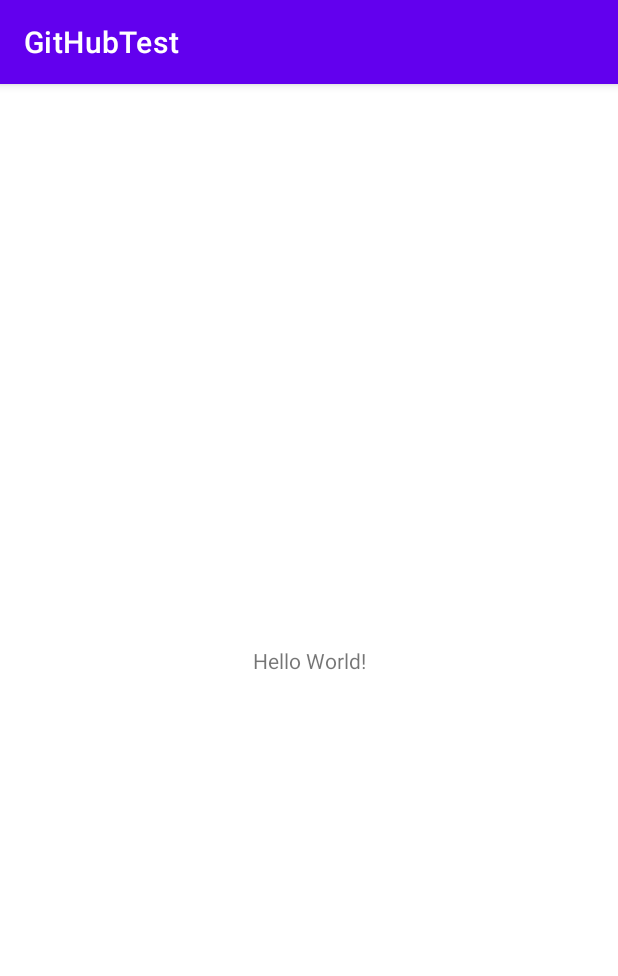
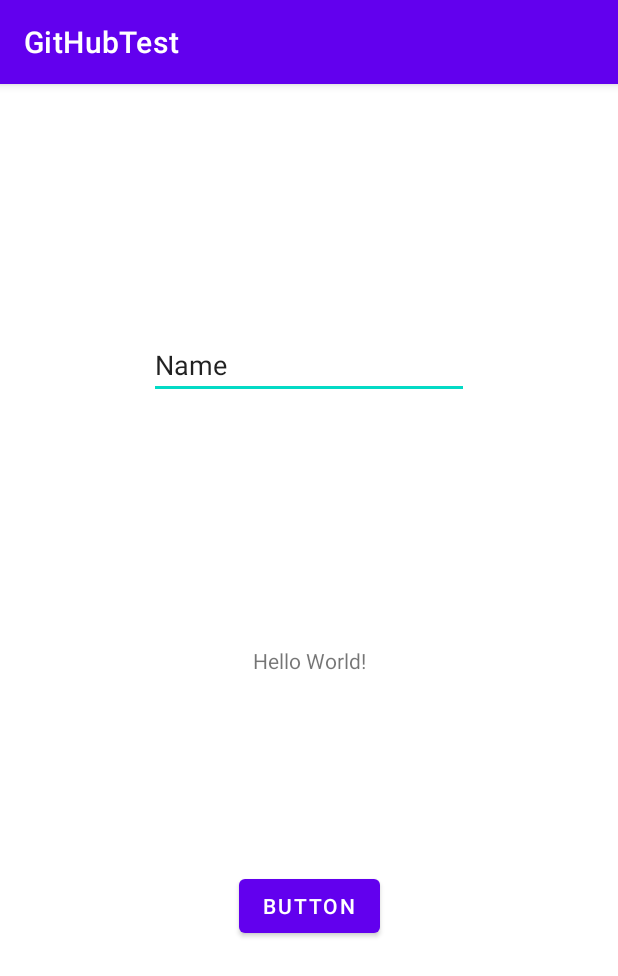
Before and after one commit to ADirin/gitHubTest4, an Android app: the screen it shows after launch (MainActivity), on a phone screen of 412 x 824 dp. Shown: the top 976 px of the screen. Run offline under Robolectric (Android 15) with nearby library versions, the phone set to English and light mode, and no system bars.

Commit message:
Button and textfield added

```diff
--- a/app/src/main/res/layout/activity_main.xml
+++ b/app/src/main/res/layout/activity_main.xml
@@ -6,13 +6,37 @@
     android:layout_width="match_parent"
     android:layout_height="match_parent"
     tools:context=".MainActivity">
+
     <TextView
+        android:id="@+id/textView"
         android:layout_width="wrap_content"
         android:layout_height="wrap_content"
         android:text="Hello World!"
         app:layout_constraintBottom_toBottomOf="parent"
+        app:layout_constraintEnd_toEndOf="parent"
         app:layout_constraintStart_toStartOf="parent"
-      app:layout_constraintEnd_toEndOf="parent"
         app:layout_constraintTop_toTopOf="parent" />
 
+    <EditText
+        android:id="@+id/editTextTextPersonName"
+        android:layout_width="wrap_content"
+        android:layout_height="wrap_content"
+        android:ems="10"
+        android:inputType="textPersonName"
+        android:text="Name"
+        app:layout_constraintBottom_toTopOf="@+id/textView"
+        app:layout_constraintEnd_toEndOf="parent"
+        app:layout_constraintStart_toStartOf="parent"
+        app:layout_constraintTop_toTopOf="parent" />
+
+    <Button
+        android:id="@+id/button"
+        android:layout_width="wrap_content"
+        android:layout_height="wrap_content"
+        android:layout_marginBottom="196dp"
+        android:text="Button"
+        app:layout_constraintBottom_toBottomOf="parent"
+        app:layout_constraintEnd_toEndOf="parent"
+        app:layout_constraintStart_toStartOf="parent" />
+
 </androidx.constraintlayout.widget.ConstraintLayout>
```
Lines whose indentation alone changed are shown as unchanged.
